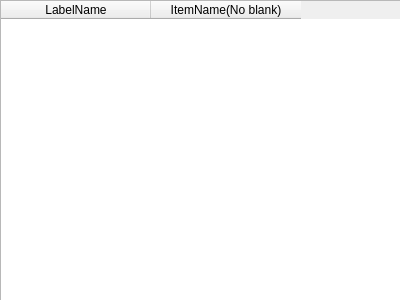
Old version of the form widgets/ui/Form/PatientInfoSetting.ui in the repository zhailei-scu/TRTimeRecord.
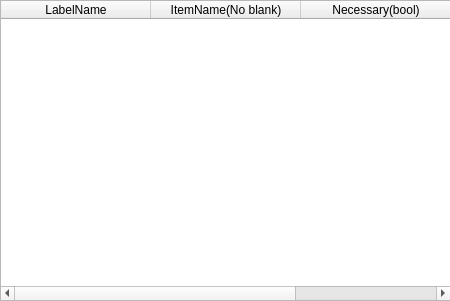
New version of the form.

What changed in the file:
```diff
--- a/widgets/ui/Form/PatientInfoSetting.ui
+++ b/widgets/ui/Form/PatientInfoSetting.ui
@@ -6,8 +6,8 @@
    <rect>
     <x>0</x>
     <y>0</y>
-    <width>400</width>
-    <height>300</height>
+    <width>450</width>
+    <height>301</height>
    </rect>
   </property>
   <property name="windowTitle">
@@ -18,7 +18,7 @@
     <rect>
      <x>0</x>
      <y>0</y>
-     <width>401</width>
+     <width>451</width>
      <height>301</height>
     </rect>
    </property>
@@ -71,6 +71,11 @@
      <string>ItemName(No blank)</string>
     </property>
    </column>
+   <column>
+    <property name="text">
+     <string>Necessary(bool)</string>
+    </property>
+   </column>
   </widget>
  </widget>
  <resources/>
```
